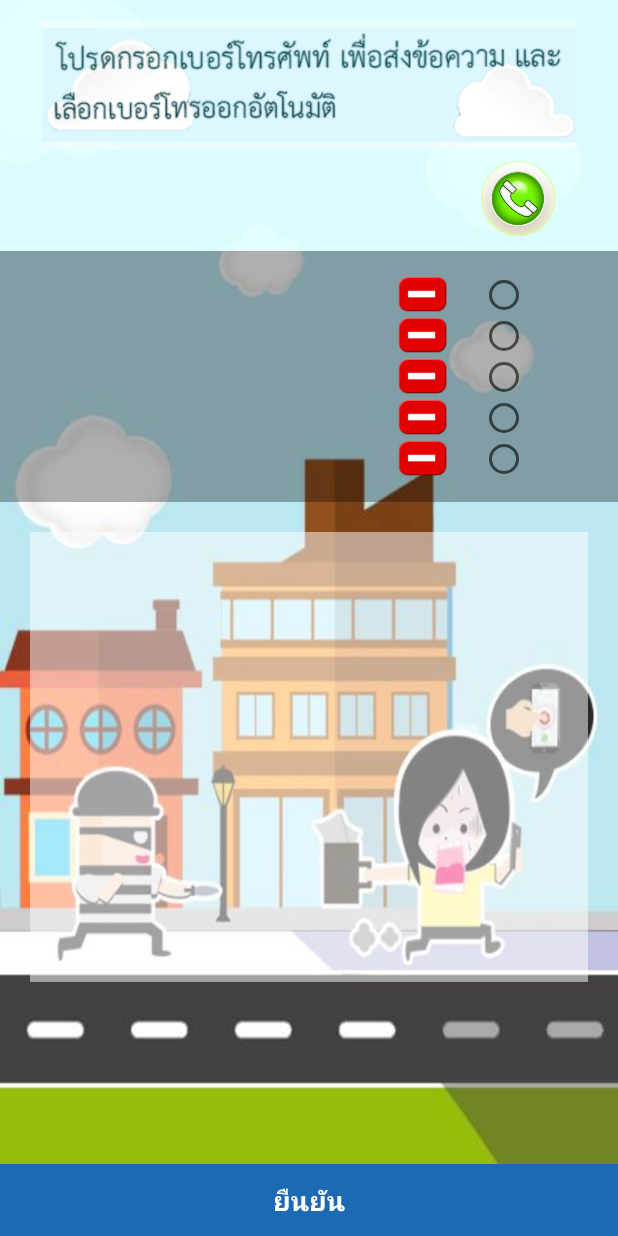
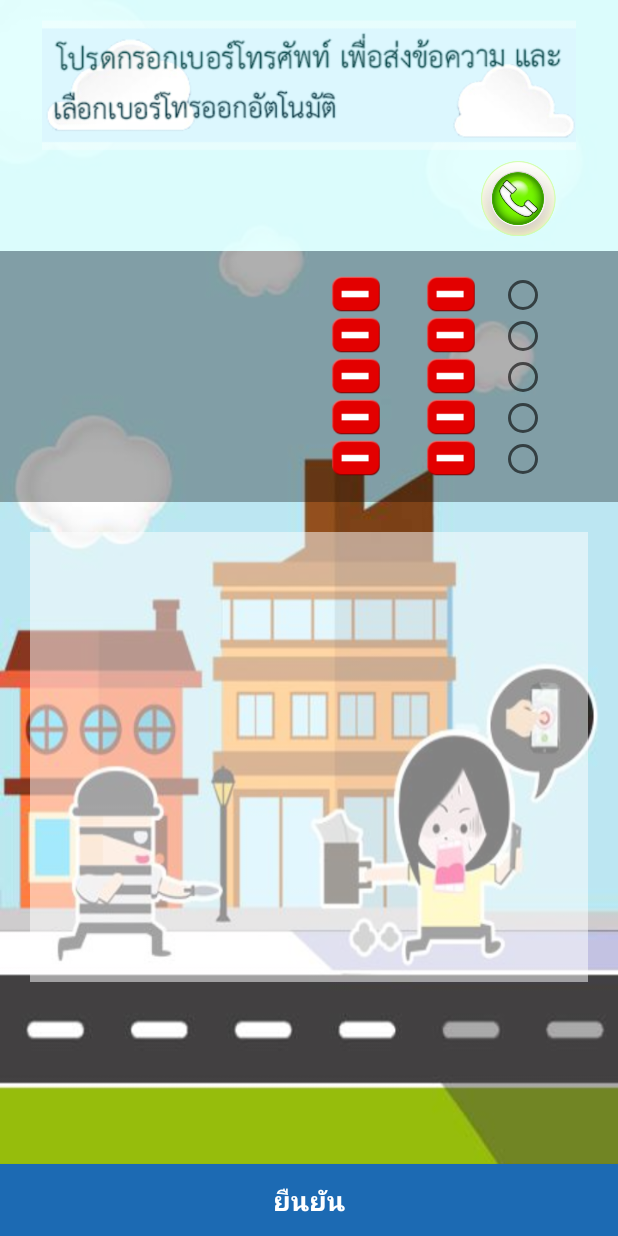
Before and after one commit to masterUNG/A-Help, an Android app: the layout activity_setting.xml on its own in the app's theme, with its tools: preview values and no code run, on a phone screen of 412 x 824 dp. Run offline under Robolectric (Android 15) with nearby library versions, the phone set to English and light mode, and no system bars.

Commit message:
เพิ่ม ปุ่มลบข้อมูล

```diff
--- a/app/src/main/res/layout/activity_setting.xml
+++ b/app/src/main/res/layout/activity_setting.xml
@@ -170,6 +170,48 @@
                     android:layout_height="match_parent"
                     android:layout_weight="1">
 
+                    <ImageView
+                        android:layout_width="match_parent"
+                        android:layout_height="@dimen/h2"
+                        app:srcCompat="@drawable/butdel"
+                        android:id="@+id/imageView6"
+                        android:layout_weight="1" />
+
+                    <ImageView
+                        android:layout_width="match_parent"
+                        android:layout_height="@dimen/h2"
+                        app:srcCompat="@drawable/butdel"
+                        android:id="@+id/imageView7"
+                        android:layout_weight="1" />
+
+                    <ImageView
+                        android:layout_width="match_parent"
+                        android:layout_height="@dimen/h2"
+                        app:srcCompat="@drawable/butdel"
+                        android:id="@+id/imageView8"
+                        android:layout_weight="1" />
+
+                    <ImageView
+                        android:layout_width="match_parent"
+                        android:layout_height="@dimen/h2"
+                        app:srcCompat="@drawable/butdel"
+                        android:id="@+id/imageView9"
+                        android:layout_weight="1" />
+
+                    <ImageView
+                        android:layout_width="match_parent"
+                        android:layout_height="@dimen/h2"
+                        app:srcCompat="@drawable/butdel"
+                        android:id="@+id/imageView10"
+                        android:layout_weight="1" />
+                </LinearLayout>
+
+                <LinearLayout
+                    android:orientation="vertical"
+                    android:layout_width="0dp"
+                    android:layout_height="match_parent"
+                    android:layout_weight="1">
+
                     <RadioGroup
                         android:layout_width="match_parent"
                         android:layout_height="match_parent"
```
